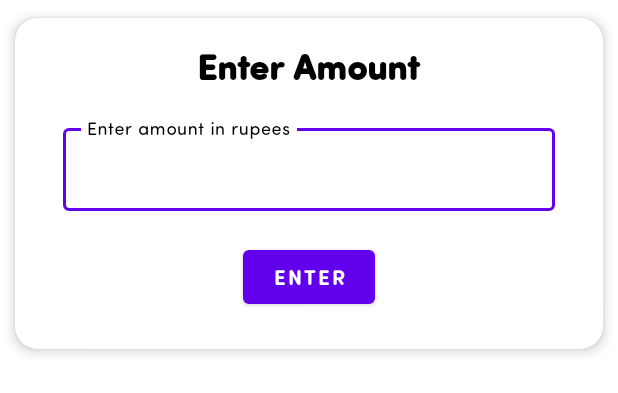
After one commit to debz-g/MoneyManager, an Android app: the layout edit_dialog_layout.xml on its own in the app's theme, with its tools: preview values and no code run, on a phone screen of 412 x 824 dp. The commit adds this screen. Shown: the top 393 px of the screen. Run offline under Robolectric (Android 15) with nearby library versions, the phone set to English and light mode, and no system bars.

Commit message:
Added custom dialog box layout

```diff
--- /dev/null
+++ b/app/src/main/res/drawable/ic_baseline_edit_24.xml
@@ -0,0 +1,5 @@
+<vector android:height="24dp" android:tint="#FF8C00"
+    android:viewportHeight="24" android:viewportWidth="24"
+    android:width="24dp" xmlns:android="http://schemas.android.com/apk/res/android">
+    <path android:fillColor="@android:color/white" android:pathData="M3,17.25V21h3.75L17.81,9.94l-3.75,-3.75L3,17.25zM20.71,7.04c0.39,-0.39 0.39,-1.02 0,-1.41l-2.34,-2.34c-0.39,-0.39 -1.02,-0.39 -1.41,0l-1.83,1.83 3.75,3.75 1.83,-1.83z"/>
+</vector>
--- /dev/null
+++ b/app/src/main/res/layout/edit_dialog_layout.xml
@@ -0,0 +1,71 @@
+<?xml version="1.0" encoding="utf-8"?>
+<com.google.android.material.card.MaterialCardView xmlns:android="http://schemas.android.com/apk/res/android"
+    xmlns:app="http://schemas.android.com/apk/res-auto"
+    android:layout_width="match_parent"
+    android:layout_height="wrap_content"
+    android:backgroundTint="@color/white"
+    app:cardCornerRadius="15dp"
+    app:cardElevation="5dp"
+    app:cardUseCompatPadding="true">
+
+    <androidx.constraintlayout.widget.ConstraintLayout
+        android:layout_width="match_parent"
+        android:layout_height="wrap_content"
+        android:paddingBottom="24dp">
+
+        <TextView
+            android:id="@+id/tvAmount"
+            android:layout_width="wrap_content"
+            android:layout_height="wrap_content"
+            android:layout_marginTop="15dp"
+            android:fontFamily="@font/sofiaprosoftbold"
+            android:text="Enter Amount"
+            android:textColor="@color/black"
+            android:textSize="24sp"
+            android:textStyle="bold"
+            app:layout_constraintEnd_toEndOf="parent"
+            app:layout_constraintStart_toStartOf="parent"
+            app:layout_constraintTop_toTopOf="parent" />
+
+
+        <com.google.android.material.textfield.TextInputLayout
+            android:id="@+id/tilAmount"
+            style="@style/Widget.MaterialComponents.TextInputLayout.OutlinedBox"
+            android:layout_width="match_parent"
+            android:layout_height="wrap_content"
+            android:layout_marginLeft="32dp"
+            android:layout_marginTop="20dp"
+            android:layout_marginRight="32dp"
+            android:forceDarkAllowed="false"
+            android:hint="Enter amount in rupees"
+            app:hintTextColor="@color/black"
+            app:layout_constraintStart_toStartOf="parent"
+            app:layout_constraintTop_toBottomOf="@+id/tvAmount">
+
+            <com.google.android.material.textfield.TextInputEditText
+                android:id="@+id/tietAmount"
+                android:layout_width="match_parent"
+                android:layout_height="wrap_content"
+                android:fontFamily="@font/sofiaprosoftregular"
+                android:inputType="textAutoCorrect|textCapSentences"
+                android:lines="1"
+                android:maxLength="22"
+                android:maxLines="1"
+                android:textColor="@color/black"
+                android:textColorHint="@color/black" />
+
+        </com.google.android.material.textfield.TextInputLayout>
+
+        <Button
+            android:layout_width="wrap_content"
+            android:layout_height="wrap_content"
+            android:layout_marginTop="20dp"
+            android:fontFamily="@font/sofiaprosoftbold"
+            android:text="Enter"
+            app:layout_constraintBottom_toBottomOf="parent"
+            app:layout_constraintEnd_toEndOf="parent"
+            app:layout_constraintStart_toStartOf="parent"
+            app:layout_constraintTop_toBottomOf="@id/tilAmount" />
+
+    </androidx.constraintlayout.widget.ConstraintLayout>
+</com.google.android.material.card.MaterialCardView>
--- a/app/src/main/res/layout/employee_item_layout.xml
+++ b/app/src/main/res/layout/employee_item_layout.xml
@@ -19,6 +19,17 @@
             app:layout_constraintStart_toStartOf="parent"
             app:layout_constraintTop_toTopOf="parent"
             tools:srcCompat="@tools:sample/avatars" />
+
+        <ImageView
+            android:id="@+id/btnEdit"
+            android:layout_width="wrap_content"
+            android:layout_height="wrap_content"
+            android:src="@drawable/ic_baseline_edit_24"
+            app:layout_constraintTop_toTopOf="parent"
+            app:layout_constraintEnd_toEndOf="parent"
+            android:layout_marginTop="10dp"
+            android:layout_marginRight="10dp"
+            />
 
         <LinearLayout
             android:id="@+id/ll1"
```
